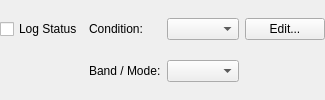
Above: ui/component/DxccLogStatusWidget.ui from foldynl/QLog before the change. Below: the same form after it.
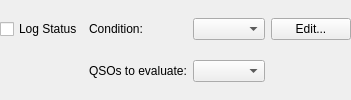
That is the form after the change.

Commit message: DXCC Log Status: Change Texts for BandMode Label and its combo box (2)

Diff of the .ui file:
```diff
--- a/ui/component/DxccLogStatusWidget.ui
+++ b/ui/component/DxccLogStatusWidget.ui
@@ -33,9 +33,20 @@
      <property name="toolTip"><string>Select individual DXCC statuses</string></property>
     </widget>
    </item>
+   <item row="0" column="4">
+    <spacer name="horizontalSpacer">
+     <property name="orientation"><enum>Qt::Horizontal</enum></property>
+     <property name="sizeHint" stdset="0">
+      <size>
+       <width>0</width>
+       <height>0</height>
+      </size>
+     </property>
+    </spacer>
+   </item>
    <item row="1" column="1">
     <widget class="QLabel" name="contextLabel">
-     <property name="text"><string>Band / Mode:</string></property>
+     <property name="text"><string>QSOs to evaluate:</string></property>
      <property name="buddy"><cstring>contextCombo</cstring></property>
     </widget>
    </item>
```
The commit also changes 16 other files.
